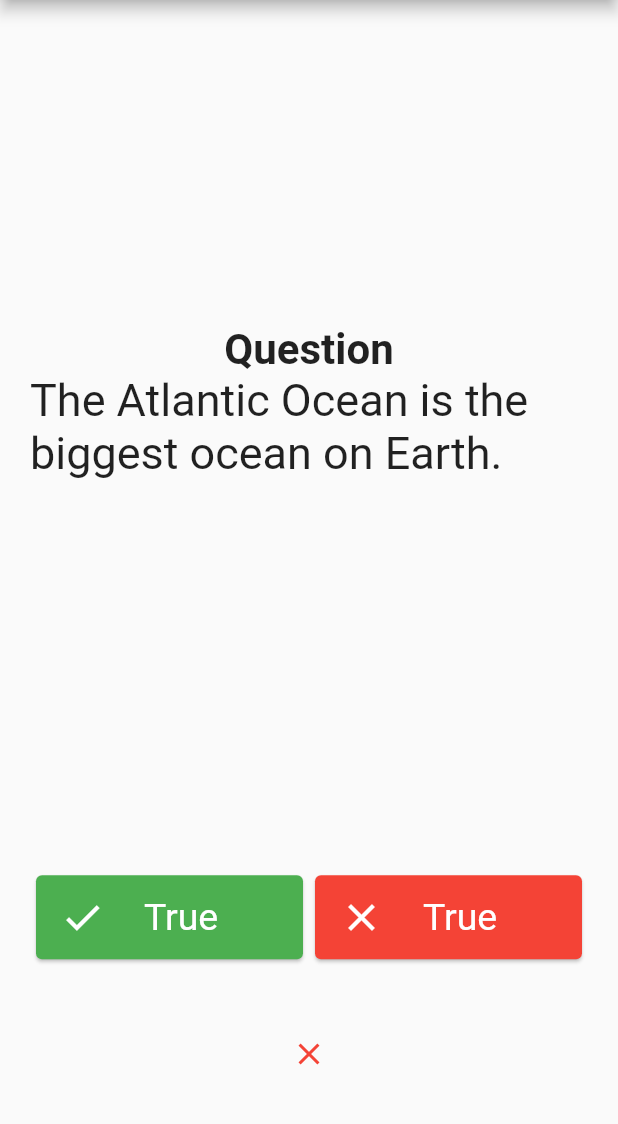
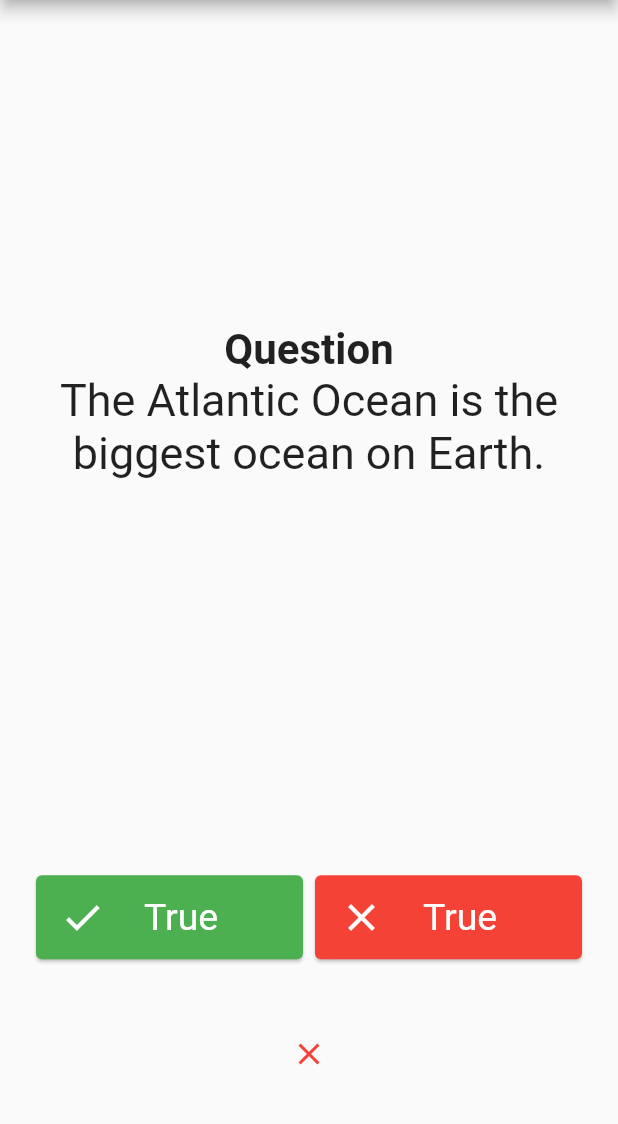
Before and after one commit to WannaBeProgrammer22/dog-quiz-flutter, a Flutter app: the screen it shows after launch, after a tap on "True", on a phone screen of 412 x 824 dp, the part 84-1208 px from its top. Run offline on Flutter 3.47's test engine with Material 2 defaults, Android fonts, the phone set to English and light mode, and no system bars; our stand-ins replace rflutter_alert.

```diff
--- a/lib/main.dart
+++ b/lib/main.dart
@@ -79,7 +79,7 @@ class _QuizzyPageState extends State<QuizzyPage> {
         buttons: [
           DialogButton(
             child: Text(
-              "COOL",
+              "Okay",
               style: TextStyle(color: Colors.white, fontSize: 20),
             ),
             onPressed: () => Navigator.pop(context),
@@ -103,7 +103,6 @@ class _QuizzyPageState extends State<QuizzyPage> {
   @override
   Widget build(BuildContext context) {
     return Column(
-      crossAxisAlignment: CrossAxisAlignment.stretch,
       children: <Widget>[
         Expanded(
           flex: 6,
@@ -121,6 +120,7 @@ class _QuizzyPageState extends State<QuizzyPage> {
                 ),
                 Text(
                   quizBrain.getQuestionText(),
+                  textAlign: TextAlign.center,
                   style: TextStyle(
                     fontWeight: FontWeight.w400,
                     fontSize: 30.0,
```
